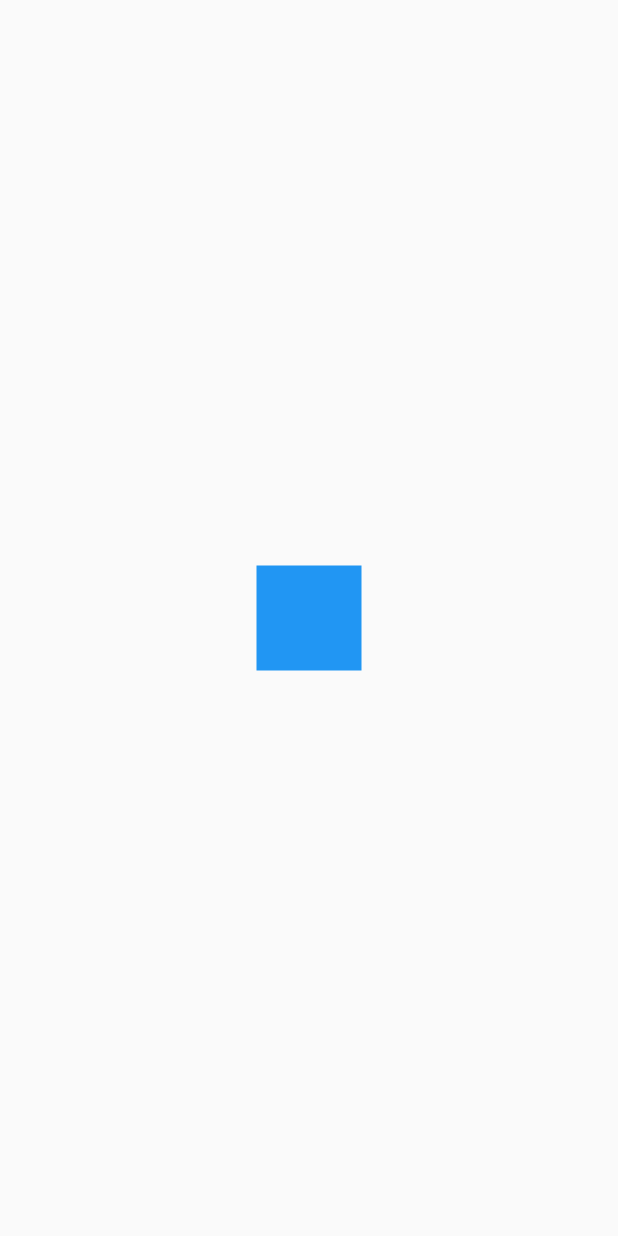
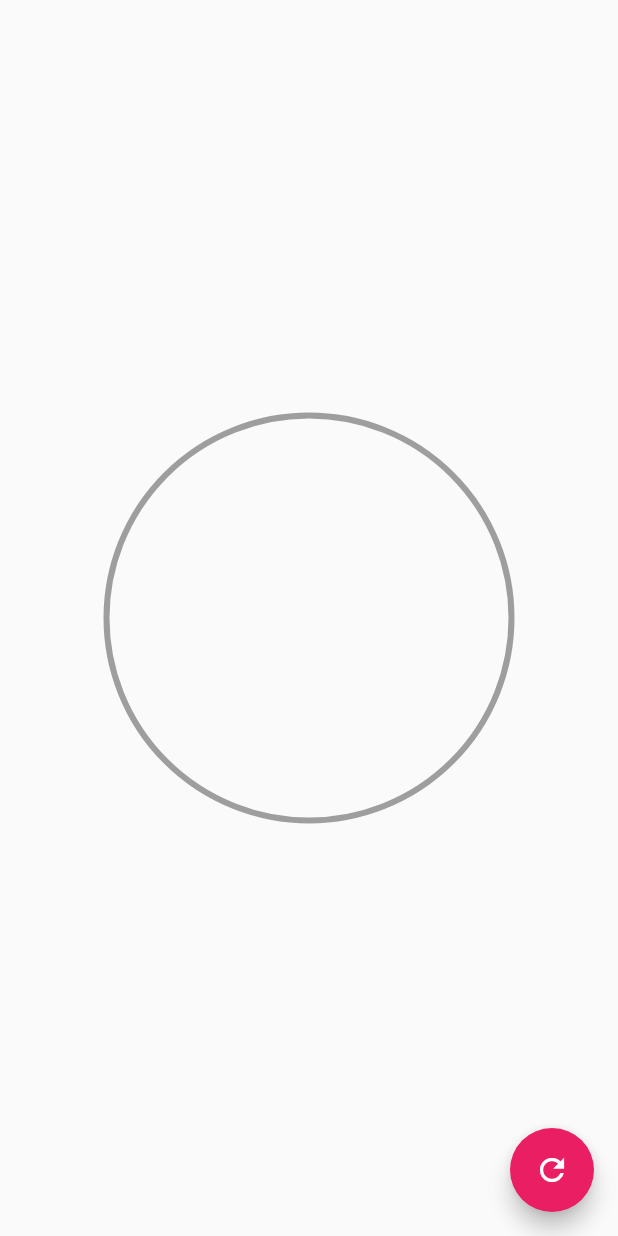
Before and after one commit to rramsol/animacionesFlutterYDise-os, a Flutter app: the screen it shows after launch, on a phone screen of 412 x 824 dp. Run offline on Flutter 3.47's test engine with Material 2 defaults, Android fonts, the phone set to English and light mode, and no system bars.

Commit message:
Animando mi RadialProgress

```diff
--- a/lib/main.dart
+++ b/lib/main.dart
@@ -1,4 +1,6 @@
 import 'package:backgroundscustompainter/src/pages/animaciones_page.dart';
+import 'package:backgroundscustompainter/src/pages/graficas_circulares_page.dart';
+import 'file:///C:/Users/ronyr/OneDrive/Escritorio/App%20Flutter/FlutterUdemy/DiseniosYanimaciones/backgrounds_custom_painter/lib/src/labs/circular_progres_page.dart';
 import 'package:backgroundscustompainter/src/pages/headers_page.dart';
 import 'package:backgroundscustompainter/src/retos/cuadro_animado_page.dart';
 import 'package:flutter/material.dart';
@@ -11,7 +13,7 @@ class MyApp extends StatelessWidget {
     return MaterialApp(
       debugShowCheckedModeBanner: false,
       title: 'Material App',
-      home: CuadroAnimadoPage()
+      home: GraficasCircularesPage()
     );
   }
 }
--- /dev/null
+++ b/lib/src/pages/graficas_circulares_page.dart
@@ -0,0 +1,40 @@
+import 'package:backgroundscustompainter/src/widgets/redial_progress.dart';
+import 'package:flutter/material.dart';
+
+class GraficasCircularesPage extends StatefulWidget {
+
+  @override
+  _GraficasCircularesPageState createState() => _GraficasCircularesPageState();
+}
+
+class _GraficasCircularesPageState extends State<GraficasCircularesPage> {
+
+  double porcentaje = 0.0;
+
+
+  @override
+  Widget build(BuildContext context) {
+    return Scaffold(
+      floatingActionButton: FloatingActionButton(
+        child: Icon(Icons.refresh),
+        backgroundColor: Colors.pink,
+        onPressed: (){
+          setState(() {
+            porcentaje += 10;
+            if(porcentaje>100){
+              porcentaje=0;
+            }
+          });
+        },
+      ),
+      body: Center(
+        child: Container(
+          padding: EdgeInsets.all(5.0),
+          width: 300,
+          height: 300,
+          child: RadialProgressMio(porcentaje: porcentaje),
+        ),
+      ),
+    );
+  }
+}
--- /dev/null
+++ b/lib/src/widgets/redial_progress.dart
@@ -0,0 +1,70 @@
+import 'dart:math';
+
+import 'package:flutter/cupertino.dart';
+import 'package:flutter/material.dart';
+
+class RadialProgressMio extends StatefulWidget {
+  final porcentaje;
+
+  RadialProgressMio({this.porcentaje});
+
+  @override
+  _RadialProgressMioState createState() => _RadialProgressMioState();
+}
+
+class _RadialProgressMioState extends State<RadialProgressMio> {
+  @override
+  Widget build(BuildContext context) {
+    return Container(
+      padding: EdgeInsets.all(10.0),
+      width: double.infinity,
+      height: double.infinity,
+      child: CustomPaint(
+        painter: _MiradialProgress(widget.porcentaje),
+      )
+    );
+  }
+}
+
+class _MiradialProgress extends CustomPainter{
+
+  final porcentaje;
+
+  _MiradialProgress(this.porcentaje);
+
+  @override
+  void paint(Canvas canvas, Size size) {
+
+    //dibujar circulo
+    final paint = new Paint()
+      ..strokeWidth = 4
+      ..color = Colors.grey
+      ..style = PaintingStyle.stroke;
+
+    final Offset center = new Offset(size.width*0.5, size.height*0.5);
+    final double radio = min(size.width*0.5, size.height*0.5);
+
+    canvas.drawCircle(center, radio, paint);
+
+    //arco
+    final paintArco = new Paint()
+      ..strokeWidth = 10
+      ..color = Colors.pink
+      ..style = PaintingStyle.stroke;
+
+    double arcAngle = 2*pi*(porcentaje/100);
+    canvas.drawArc(
+        Rect.fromCircle(center: center,radius: radio),
+        -pi/2,
+        arcAngle,
+        false,
+        paintArco
+    );
+
+  }
+
+  @override
+  bool shouldRepaint(CustomPainter oldDelegate) {
+    return true;
+  }
+}
```
Also changed, not shown: lib/src/labs/circular_progres_page.dart (added, +115 -0 lines).
